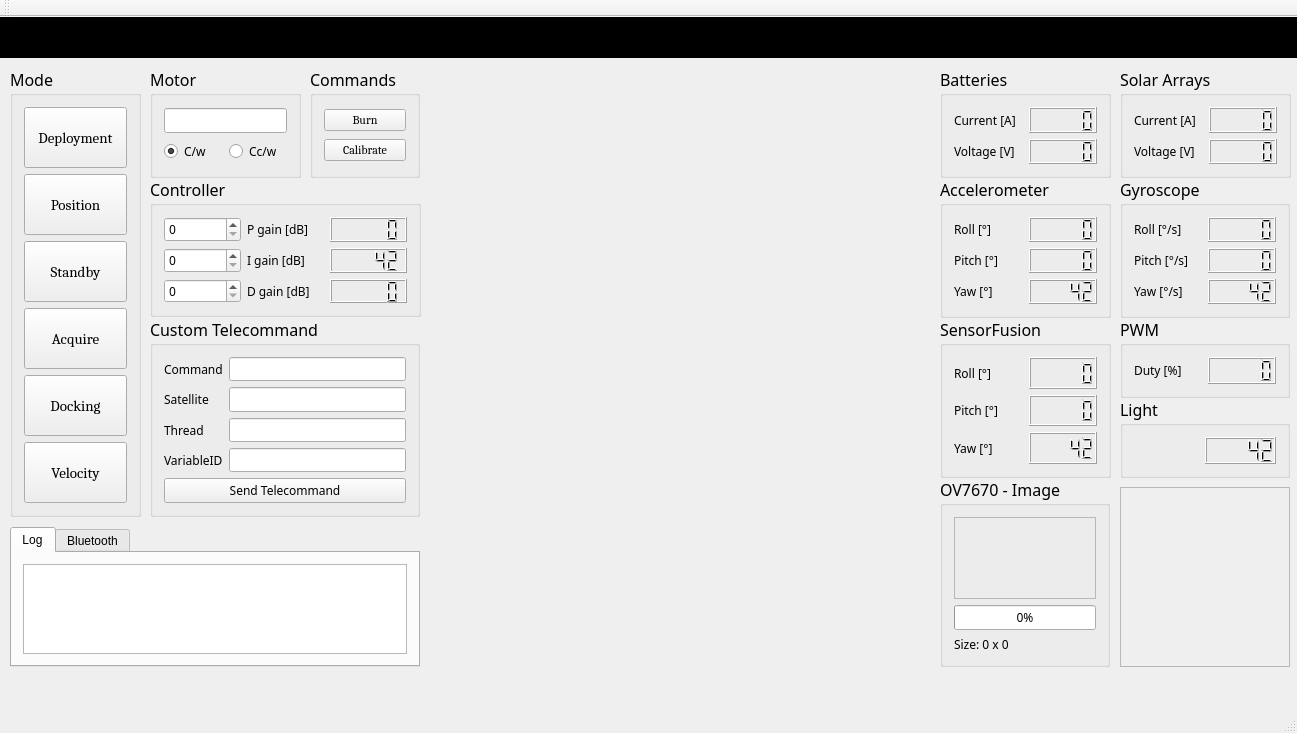
Above: groundstation.ui from Angele-/FloatSat_GroundStation before the change. Below: the same form after it.
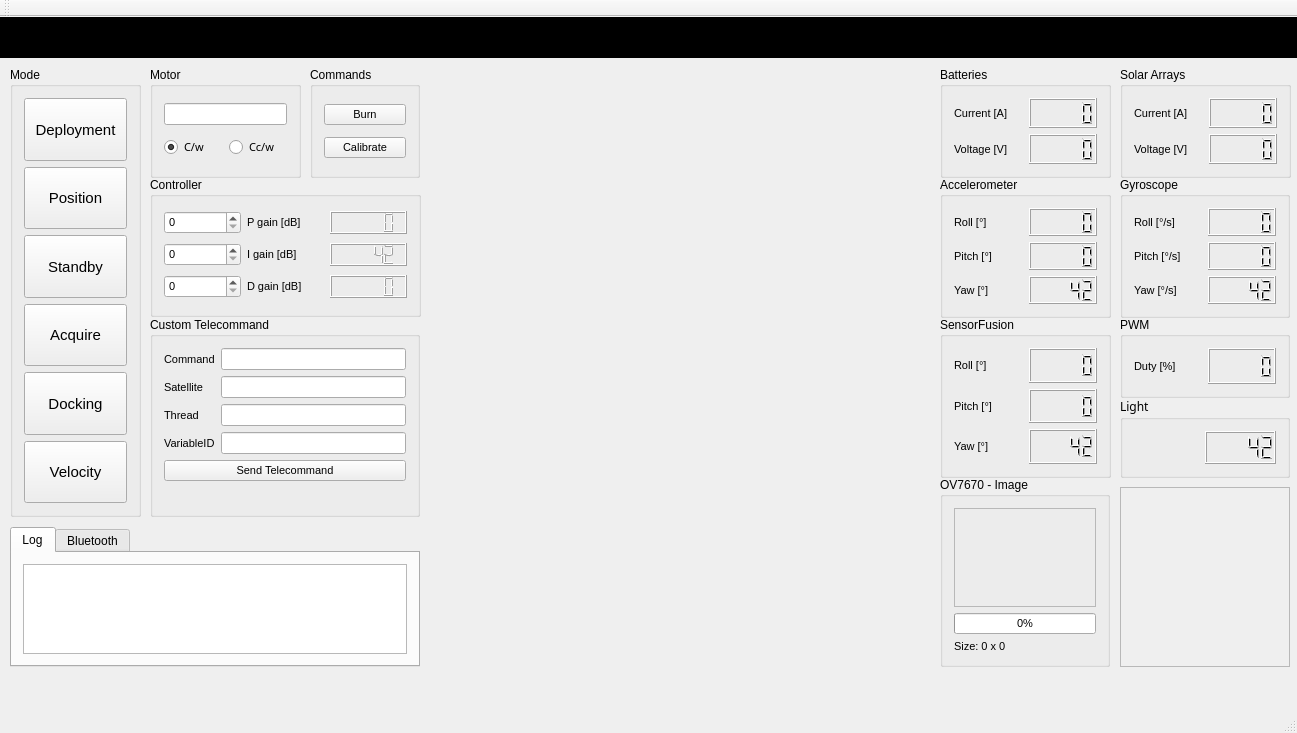
That is the form after the change. Custom widgets are drawn as their Qt base class.

Commit message: Resized fonts

What changed in the file:
```diff
--- a/groundstation.ui
+++ b/groundstation.ui
@@ -146,10 +146,8 @@
     </property>
     <property name="font">
      <font>
-      <family>Sitka Subheading</family>
-      <pointsize>12</pointsize>
-      <weight>50</weight>
-      <bold>false</bold>
+      <family>Segoe UI Symbol</family>
+      <pointsize>9</pointsize>
      </font>
     </property>
     <property name="title">
@@ -160,7 +158,7 @@
       <widget class="QLabel" name="label_2">
        <property name="font">
         <font>
-         <pointsize>9</pointsize>
+         <pointsize>8</pointsize>
          <weight>50</weight>
          <bold>false</bold>
         </font>
@@ -174,7 +172,7 @@
       <widget class="QLineEdit" name="lineEdit_Command">
        <property name="font">
         <font>
-         <pointsize>9</pointsize>
+         <pointsize>8</pointsize>
         </font>
        </property>
       </widget>
@@ -183,7 +181,7 @@
       <widget class="QLabel" name="label_3">
        <property name="font">
         <font>
-         <pointsize>9</pointsize>
+         <pointsize>8</pointsize>
          <weight>50</weight>
          <bold>false</bold>
         </font>
@@ -197,7 +195,7 @@
       <widget class="QLineEdit" name="lineEdit_Satellite">
        <property name="font">
         <font>
-         <pointsize>9</pointsize>
+         <pointsize>8</pointsize>
         </font>
        </property>
       </widget>
@@ -206,7 +204,7 @@
       <widget class="QLabel" name="label_4">
        <property name="font">
         <font>
-         <pointsize>9</pointsize>
+         <pointsize>8</pointsize>
          <weight>50</weight>
          <bold>false</bold>
         </font>
@@ -220,7 +218,7 @@
       <widget class="QLineEdit" name="lineEdit_Thread">
        <property name="font">
         <font>
-         <pointsize>9</pointsize>
+         <pointsize>8</pointsize>
         </font>
        </property>
       </widget>
@@ -229,7 +227,7 @@
       <widget class="QLabel" name="label_5">
        <property name="font">
         <font>
-         <pointsize>9</pointsize>
+         <pointsize>8</pointsize>
          <weight>50</weight>
          <bold>false</bold>
         </font>
@@ -243,7 +241,7 @@
       <widget class="QLineEdit" name="lineEdit_Var">
        <property name="font">
         <font>
-         <pointsize>9</pointsize>
+         <pointsize>8</pointsize>
         </font>
        </property>
       </widget>
@@ -252,7 +250,7 @@
       <widget class="QPushButton" name="pushButton_Send">
        <property name="font">
         <font>
-         <pointsize>9</pointsize>
+         <pointsize>8</pointsize>
          <weight>50</weight>
          <bold>false</bold>
         </font>
@@ -275,10 +273,8 @@
     </property>
     <property name="font">
      <font>
-      <family>Sitka Subheading</family>
-      <pointsize>12</pointsize>
-      <weight>50</weight>
-      <bold>false</bold>
+      <family>Segoe UI Symbol</family>
+      <pointsize>9</pointsize>
      </font>
     </property>
     <property name="title">
@@ -289,7 +285,7 @@
       <widget class="QLineEdit" name="lineEdit_Motor_speed">
        <property name="font">
         <font>
-         <pointsize>9</pointsize>
+         <pointsize>8</pointsize>
         </font>
        </property>
       </widget>
@@ -301,7 +297,7 @@
          <property name="font">
           <font>
            <family>Sitka Subheading</family>
-           <pointsize>9</pointsize>
+           <pointsize>8</pointsize>
            <weight>50</weight>
            <bold>false</bold>
           </font>
@@ -319,7 +315,7 @@
          <property name="font">
           <font>
            <family>Sitka Subheading</family>
-           <pointsize>9</pointsize>
+           <pointsize>8</pointsize>
            <weight>50</weight>
            <bold>false</bold>
           </font>
@@ -365,8 +361,8 @@
     </property>
     <property name="font">
      <font>
-      <family>Sitka Subheading</family>
-      <pointsize>12</pointsize>
+      <family>Segoe UI Symbol</family>
+      <pointsize>9</pointsize>
       <weight>50</weight>
       <bold>false</bold>
      </font>
@@ -379,7 +375,7 @@
       <widget class="QLabel" name="label_70">
        <property name="font">
         <font>
-         <pointsize>9</pointsize>
+         <pointsize>8</pointsize>
          <weight>50</weight>
          <bold>false</bold>
         </font>
@@ -393,7 +389,7 @@
       <widget class="QLCDNumber" name="lcdNumber_19">
        <property name="font">
         <font>
-         <pointsize>9</pointsize>
+         <pointsize>8</pointsize>
         </font>
        </property>
       </widget>
@@ -402,7 +398,7 @@
       <widget class="QLCDNumber" name="lcdNumber_17">
        <property name="font">
         <font>
-         <pointsize>9</pointsize>
+         <pointsize>8</pointsize>
         </font>
        </property>
       </widget>
@@ -411,7 +407,7 @@
       <widget class="QLabel" name="label_69">
        <property name="font">
         <font>
-         <pointsize>9</pointsize>
+         <pointsize>8</pointsize>
          <weight>50</weight>
          <bold>false</bold>
         </font>
@@ -434,10 +430,8 @@
     </property>
     <property name="font">
      <font>
-      <family>Sitka Subheading</family>
-      <pointsize>12</pointsize>
-      <weight>50</weight>
-      <bold>false</bold>
+      <family>Segoe UI Symbol</family>
+      <pointsize>9</pointsize>
      </font>
     </property>
     <property name="title">
@@ -448,8 +442,8 @@
       <widget class="QPushButton" name="pushButton_Burn">
        <property name="font">
         <font>
-         <family>Cambria</family>
-         <pointsize>9</pointsize>
+         <family>Segoe UI Symbol</family>
+         <pointsize>8</pointsize>
          <weight>50</weight>
          <bold>false</bold>
         </font>
@@ -463,8 +457,8 @@
       <widget class="QPushButton" name="pushButton_Calib">
        <property name="font">
         <font>
-         <family>Cambria</family>
-         <pointsize>9</pointsize>
+         <family>Segoe UI Symbol</family>
+         <pointsize>8</pointsize>
          <weight>50</weight>
          <bold>false</bold>
         </font>
@@ -487,8 +481,8 @@
     </property>
     <property name="font">
      <font>
-      <family>Sitka Subheading</family>
-      <pointsize>12</pointsize>
+      <family>Segoe UI Symbol</family>
+      <pointsize>9</pointsize>
      </font>
     </property>
     <property name="title">
@@ -530,7 +524,7 @@
        </property>
        <property name="font">
         <font>
-         <pointsize>9</pointsize>
+         <pointsize>8</pointsize>
         </font>
        </property>
        <property name="maximum">
@@ -551,7 +545,7 @@
        </property>
        <property name="font">
         <font>
-         <pointsize>9</pointsize>
+         <pointsize>8</pointsize>
         </font>
        </property>
        <property name="text">
@@ -605,8 +599,8 @@
     </property>
     <property name="font">
      <font>
-      <family>Sitka Subheading</family>
-      <pointsize>12</pointsize>
+      <family>Segoe UI Symbol</family>
+      <pointsize>9</pointsize>
       <weight>50</weight>
       <bold>false</bold>
      </font>
@@ -619,7 +613,7 @@
       <widget class="QLabel" name="label_76">
        <property name="font">
         <font>
-         <pointsize>9</pointsize>
+         <pointsize>8</pointsize>
          <weight>50</weight>
          <bold>false</bold>
         </font>
@@ -633,7 +627,7 @@
       <widget class="QLCDNumber" name="lcdNumber_21">
        <property name="font">
         <font>
-         <pointsize>9</pointsize>
+         <pointsize>8</pointsize>
         </font>
        </property>
       </widget>
@@ -651,8 +645,8 @@
     </property>
     <property name="font">
      <font>
-      <family>Sitka Subheading</family>
-      <pointsize>12</pointsize>
+      <family>Segoe UI Symbol</family>
+      <pointsize>9</pointsize>
       <weight>50</weight>
       <bold>false</bold>
      </font>
@@ -665,7 +659,7 @@
       <widget class="QLabel" name="label_72">
        <property name="font">
         <font>
-         <pointsize>9</pointsize>
+         <pointsize>8</pointsize>
          <weight>50</weight>
          <bold>false</bold>
         </font>
@@ -679,7 +673,7 @@
       <widget class="QLCDNumber" name="lcdNumber_33">
        <property name="font">
         <font>
-         <pointsize>9</pointsize>
+         <pointsize>8</pointsize>
         </font>
        </property>
       </widget>
@@ -688,7 +682,7 @@
       <widget class="QLabel" name="label_75">
        <property name="font">
         <font>
-         <pointsize>9</pointsize>
+         <pointsize>8</pointsize>
          <weight>50</weight>
          <bold>false</bold>
         </font>
@@ -702,7 +696,7 @@
       <widget class="QLCDNumber" name="lcdNumber_34">
        <property name="font">
         <font>
-         <pointsize>9</pointsize>
+         <pointsize>8</pointsize>
         </font>
        </property>
       </widget>
@@ -720,8 +714,8 @@
     </property>
     <property name="font">
      <font>
-      <family>Sitka Subheading</family>
-      <pointsize>12</pointsize>
+      <family>Segoe UI Symbol</family>
+      <pointsize>9</pointsize>
       <weight>50</weight>
       <bold>false</bold>
      </font>
@@ -734,7 +728,7 @@
       <widget class="QLabel" name="label_47">
        <property name="font">
         <font>
-         <pointsize>9</pointsize>
+         <pointsize>8</pointsize>
          <weight>50</weight>
          <bold>false</bold>
         </font>
@@ -748,7 +742,7 @@
       <widget class="QLCDNumber" name="lcdNumber_5">
        <property name="font">
         <font>
-         <pointsize>9</pointsize>
+         <pointsize>8</pointsize>
         </font>
        </property>
       </widget>
@@ -757,7 +751,7 @@
       <widget class="QLCDNumber" name="lcdNumber_9">
        <property name="font">
         <font>
-         <pointsize>9</pointsize>
+         <pointsize>8</pointsize>
         </font>
        </property>
        <property name="intValue" stdset="0">
@@ -769,7 +763,7 @@
       <widget class="QLabel" name="label_44">
        <property name="font">
         <font>
-         <pointsize>9</pointsize>
+         <pointsize>8</pointsize>
          <weight>50</weight>
          <bold>false</bold>
         </font>
@@ -783,7 +777,7 @@
       <widget class="QLCDNumber" name="lcdNumber_7">
        <property name="font">
         <font>
-         <pointsize>9</pointsize>
+         <pointsize>8</pointsize>
         </font>
        </property>
       </widget>
@@ -792,7 +786,7 @@
       <widget class="QLabel" name="label_48">
        <property name="font">
         <font>
-         <pointsize>9</pointsize>
+         <pointsize>8</pointsize>
          <weight>50</weight>
          <bold>false</bold>
         </font>
@@ -815,8 +809,8 @@
     </property>
     <property name="font">
      <font>
-      <family>Sitka Subheading</family>
-      <pointsize>12</pointsize>
+      <family>Segoe UI Symbol</family>
+      <pointsize>9</pointsize>
       <weight>50</weight>
       <bold>false</bold>
      </font>
@@ -835,7 +829,7 @@
       <widget class="QLabel" name="label_101">
        <property name="font">
         <font>
-         <pointsize>9</pointsize>
+         <pointsize>8</pointsize>
          <weight>50</weight>
          <bold>false</bold>
         </font>
@@ -849,7 +843,7 @@
       <widget class="QLabel" name="label_102">
        <property name="font">
         <font>
-         <pointsize>9</pointsize>
+         <pointsize>8</pointsize>
          <weight>50</weight>
          <bold>false</bold>
         </font>
@@ -863,7 +857,7 @@
       <widget class="QLCDNumber" name="lcdNumber_31">
        <property name="font">
         <font>
-         <pointsize>9</pointsize>
+         <pointsize>8</pointsize>
         </font>
        </property>
        <property name="intValue" stdset="0">
@@ -875,7 +869,7 @@
       <widget class="QLabel" name="label_100">
        <property name="font">
         <font>
-         <pointsize>9</pointsize>
+         <pointsize>8</pointsize>
          <weight>50</weight>
          <bold>false</bold>
         </font>
@@ -889,7 +883,7 @@
       <widget class="QLCDNumber" name="lcdNumber_30">
        <property name="font">
         <font>
-         <pointsize>9</pointsize>
+         <pointsize>8</pointsize>
         </font>
        </property>
       </widget>
@@ -898,7 +892,7 @@
       <widget class="QLCDNumber" name="lcdNumber_29">
        <property name="font">
         <font>
-         <pointsize>9</pointsize>
+         <pointsize>8</pointsize>
         </font>
        </property>
       </widget>
@@ -916,8 +910,8 @@
     </property>
     <property name="font">
      <font>
-      <family>Sitka Subheading</family>
-      <pointsize>12</pointsize>
+      <family>Segoe UI Symbol</family>
+      <pointsize>9</pointsize>
       <weight>50</weight>
       <bold>false</bold>
      </font>
@@ -930,7 +924,7 @@
       <widget class="QLCDNumber" name="lcdNumber_6">
        <property name="font">
         <font>
-         <pointsize>9</pointsize>
+         <pointsize>8</pointsize>
         </font>
        </property>
       </widget>
@@ -939,7 +933,7 @@
       <widget class="QLabel" name="label_49">
        <property name="font">
         <font>
-         <pointsize>9</pointsize>
+         <pointsize>8</pointsize>
          <weight>50</weight>
          <bold>false</bold>
         </font>
@@ -953,7 +947,7 @@
       <widget class="QLabel" name="label_46">
        <property name="font">
         <font>
-         <pointsize>9</pointsize>
+         <pointsize>8</pointsize>
          <weight>50</weight>
          <bold>false</bold>
         </font>
@@ -967,7 +961,7 @@
       <widget class="QLCDNumber" name="lcdNumber_8">
        <property name="font">
         <font>
-         <pointsize>9</pointsize>
+         <pointsize>8</pointsize>
         </font>
        </property>
       </widget>
@@ -976,7 +970,7 @@
       <widget class="QLabel" name="label_50">
        <property name="font">
         <font>
-         <pointsize>9</pointsize>
+         <pointsize>8</pointsize>
          <weight>50</weight>
          <bold>false</bold>
         </font>
@@ -990,7 +984,7 @@
       <widget class="QLCDNumber" name="lcdNumber_10">
        <property name="font">
         <font>
-         <pointsize>9</pointsize>
+         <pointsize>8</pointsize>
         </font>
        </property>
        <property name="intValue" stdset="0">
@@ -1011,8 +1005,8 @@
     </property>
     <property name="font">
      <font>
-      <family>Sitka Subheading</family>
-      <pointsize>12</pointsize>
+      <family>Segoe UI Symbol</family>
+      <pointsize>9</pointsize>
      </font>
     </property>
     <property name="title">
@@ -1029,7 +1023,7 @@
        </property>
        <property name="font">
         <font>
-         <family>Cambria</family>
+         <family>Segoe UI Symbol</family>
          <pointsize>11</pointsize>
          <weight>50</weight>
          <bold>false</bold>
@@ -1050,7 +1044,7 @@
        </property>
        <property name="font">
         <font>
-         <family>Cambria</family>
+         <family>Segoe UI Symbol</family>
          <pointsize>11</pointsize>
          <weight>50</weight>
          <bold>false</bold>
@@ -1071,7 +1065,7 @@
        </property>
        <property name="font">
         <font>
-         <family>Cambria</family>
+         <family>Segoe UI Symbol</family>
          <pointsize>11</pointsize>
          <weight>50</weight>
          <bold>false</bold>
@@ -1092,7 +1086,7 @@
        </property>
        <property name="font">
         <font>
-         <family>Cambria</family>
+         <family>Segoe UI Symbol</family>
          <pointsize>11</pointsize>
          <weight>50</weight>
          <bold>false</bold>
@@ -1113,7 +1107,7 @@
        </property>
        <property name="font">
         <font>
-         <family>Cambria</family>
+         <family>Segoe UI Symbol</family>
          <pointsize>11</pointsize>
          <weight>50</weight>
          <bold>false</bold>
@@ -1134,7 +1128,7 @@
        </property>
        <property name="font">
         <font>
-         <family>Cambria</family>
+         <family>Segoe UI Symbol</family>
          <pointsize>11</pointsize>
          <weight>50</weight>
          <bold>false</bold>
@@ -1158,10 +1152,8 @@
     </property>
     <property name="font">
      <font>
-      <family>Sitka Subheading</family>
-      <pointsize>12</pointsize>
-      <weight>50</weight>
-      <bold>false</bold>
+      <family>Segoe UI Symbol</family>
+      <pointsize>9</pointsize>
      </font>
     </property>
     <property name="title">
@@ -1172,7 +1164,7 @@
       <widget class="QLabel" name="label_86">
        <property name="font">
         <font>
-         <pointsize>9</pointsize>
+         <pointsize>8</pointsize>
          <weight>50</weight>
          <bold>false</bold>
         </font>
@@ -1186,7 +1178,7 @@
       <widget class="QSpinBox" name="spinBox_P_gain">
        <property name="font">
         <font>
-         <pointsize>9</pointsize>
+         <pointsize>8</pointsize>
          <weight>50</weight>
          <bold>false</bold>
         </font>
@@ -1197,7 +1189,7 @@
       <widget class="QSpinBox" name="spinBox_I_gain">
        <property name="font">
         <font>
-         <pointsize>9</pointsize>
+         <pointsize>8</pointsize>
          <weight>50</weight>
          <bold>false</bold>
         </font>
@@ -1208,7 +1200,7 @@
       <widget class="QLabel" name="label_87">
        <property name="font">
         <font>
-         <pointsize>9</pointsize>
+         <pointsize>8</pointsize>
          <weight>50</weight>
          <bold>false</bold>
         </font>
@@ -1222,7 +1214,7 @@
       <widget class="QLabel" name="label_85">
        <property name="font">
         <font>
-         <pointsize>9</pointsize>
+         <pointsize>8</pointsize>
          <weight>50</weight>
          <bold>false</bold>
         </font>
@@ -1233,13 +1225,30 @@
       </widget>
      </item>
      <item row="0" column="2">
-      <widget class="QLCDNumber" name="lcdNumber_22"/>
+      <widget class="QLCDNumber" name="lcdNumber_22">
+       <property name="font">
+        <font>
+         <pointsize>8</pointsize>
+        </font>
+       </property>
+      </widget>
      </item>
      <item row="2" column="2">
-      <widget class="QLCDNumber" name="lcdNumber_24"/>
+      <widget class="QLCDNumber" name="lcdNumber_24">
+       <property name="font">
+        <font>
+         <pointsize>8</pointsize>
+        </font>
+       </property>
+      </widget>
      </item>
      <item row="1" column="2">
       <widget class="QLCDNumber" name="lcdNumber_23">
+       <property name="font">
+        <font>
+         <pointsize>8</pointsize>
+        </font>
+       </property>
        <property name="intValue" stdset="0">
         <number>42</number>
        </property>
@@ -1249,7 +1258,7 @@
       <widget class="QSpinBox" name="spinBox_D_Gain">
        <property name="font">
         <font>
-         <pointsize>9</pointsize>
+         <pointsize>8</pointsize>
          <weight>50</weight>
          <bold>false</bold>
         </font>
@@ -1270,7 +1279,7 @@
     <property name="font">
      <font>
       <family>Sitka Subheading</family>
-      <pointsize>12</pointsize>
+      <pointsize>9</pointsize>
       <weight>50</weight>
       <bold>false</bold>
      </font>
@@ -1302,7 +1311,7 @@
        </property>
        <property name="font">
         <font>
-         <pointsize>9</pointsize>
+         <pointsize>8</pointsize>
         </font>
        </property>
        <property name="intValue" stdset="0">
```
Left out of the diff: 7 changed lines with no effect on the pictures.
